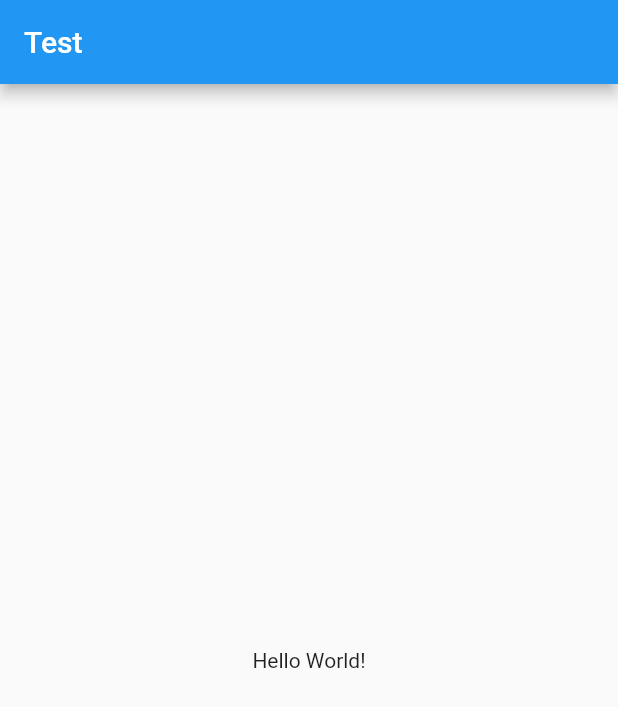
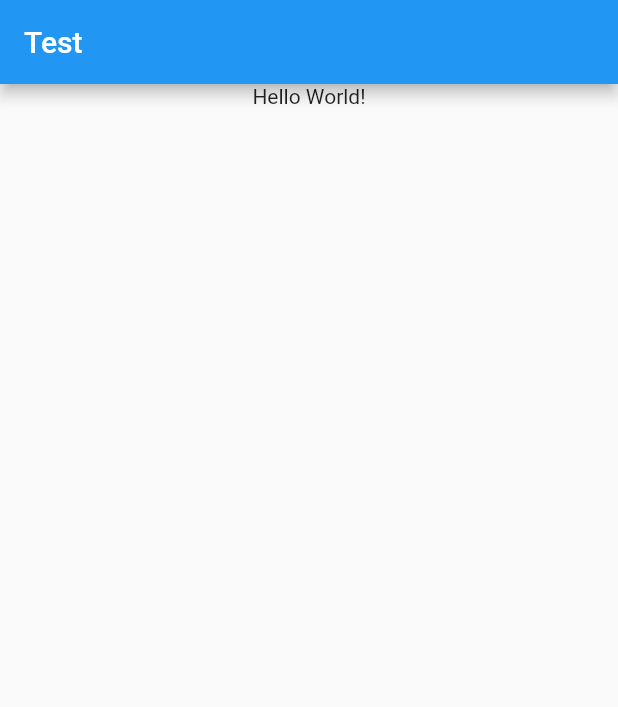
Before and after one commit to RADKick/flutter_puzzle_1, a Flutter app: the screen it shows after launch, on a phone screen of 412 x 824 dp. Shown: the top 707 px of the screen. Run offline on Flutter 3.47's test engine with Material 2 defaults, Android fonts, the phone set to English and light mode, and no system bars.

```diff
--- a/lib/main.dart
+++ b/lib/main.dart
@@ -14,7 +14,11 @@ class MyApp extends StatelessWidget {
           title: Text("Test"),
         ),
         body: Center(
-          child: Text("Hello World!"),
+          child: Column(
+            children: [
+              Text('Hello World!'),
+            ],
+          ),
         ),
       ),
     );
```
